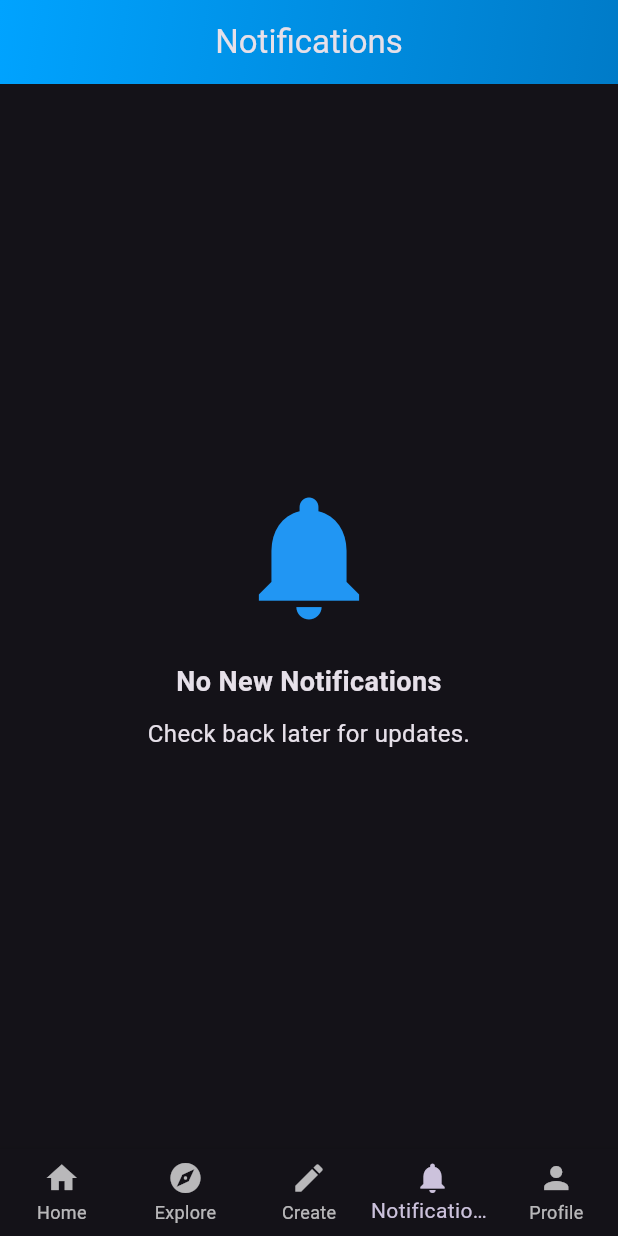
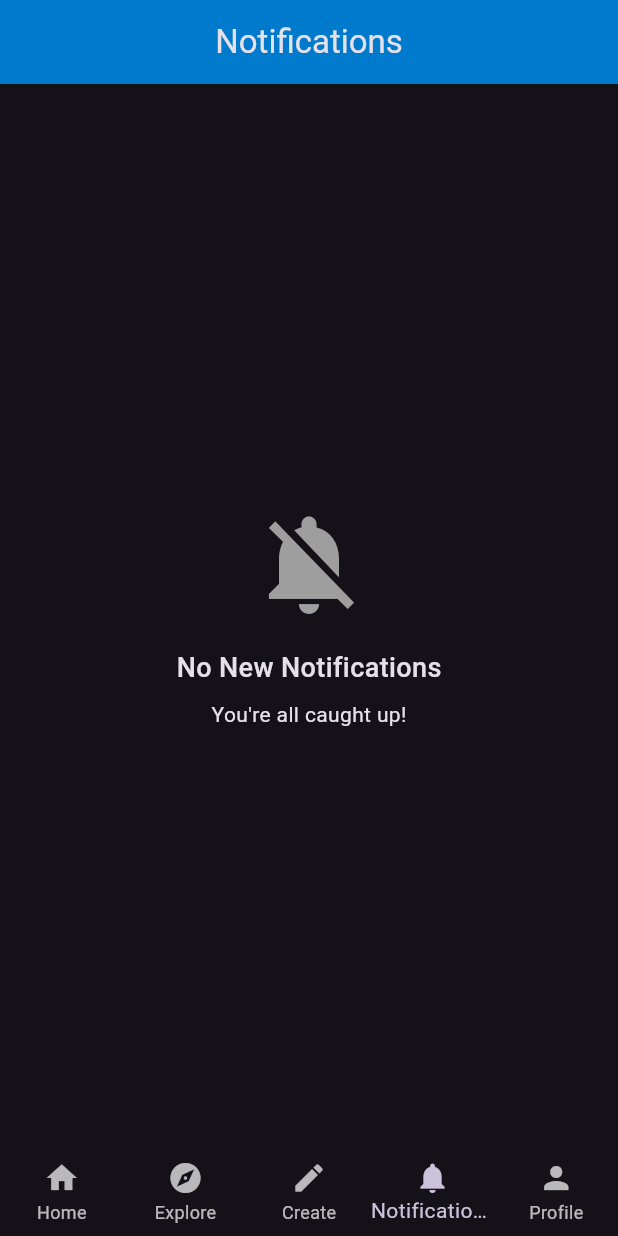
Before and after one commit to NaveenDilhan/rando_new, a Flutter app: the screen it shows once a user with an empty profile is signed in, item 4 of the bottom bar chosen, on a phone screen of 412 x 824 dp. Run offline on Flutter 3.47's test engine with Material 3 defaults, Android fonts, the phone set to English and light mode, and no system bars; our stand-ins replace animate_do, cached_network_image, cloud_firestore, firebase_auth, firebase_core, firebase_messaging and 1 more; accounts and stored records are empty.

Commit message:
notification screen UI

```diff
--- a/lib/screens/notification_screen.dart
+++ b/lib/screens/notification_screen.dart
@@ -8,10 +8,8 @@ class NotificationScreen extends StatefulWidget {
   _NotificationScreenState createState() => _NotificationScreenState();
 }
 
-
 class _NotificationScreenState extends State<NotificationScreen> {
-  String notificationTitle = "No New Notifications";
-  String notificationBody = "Check back later for updates.";
+  final List<Map<String, dynamic>> notifications = [];
 
   @override
   void initState() {
@@ -21,8 +19,11 @@ class _NotificationScreenState extends State<NotificationScreen> {
     FirebaseMessaging.onMessage.listen((RemoteMessage message) {
       if (message.notification != null) {
         setState(() {
-          notificationTitle = message.notification!.title ?? "New Notification";
-          notificationBody = message.notification!.body ?? "You have a new message.";
+          notifications.insert(0, {
+            'title': message.notification!.title ?? "New Notification",
+            'body': message.notification!.body ?? "You have a new message.",
+            'timestamp': DateTime.now().toLocal(),
+          });
         });
       }
     });
@@ -31,48 +32,71 @@ class _NotificationScreenState extends State<NotificationScreen> {
   @override
   Widget build(BuildContext context) {
     return Scaffold(
-      appBar: PreferredSize(
-        preferredSize: const Size.fromHeight(kToolbarHeight),
-        child: AppBar(
-          automaticallyImplyLeading: false,
-          flexibleSpace: Container(
-            decoration: const BoxDecoration(
-              gradient: LinearGradient(
-                colors: [
-                  Color.fromARGB(255, 0, 163, 255),
-                  Color.fromARGB(255, 0, 123, 200),
+      appBar: AppBar(
+        title: const Text('Notifications'),
+        centerTitle: true,
+        backgroundColor: const Color(0xFF007ACC),
+        elevation: 0,
+      ),
+      body: notifications.isEmpty
+          ? const Center(
+              child: Column(
+                mainAxisAlignment: MainAxisAlignment.center,
+                children: [
+                  Icon(Icons.notifications_off, size: 80, color: Colors.grey),
+                  SizedBox(height: 16),
+                  Text(
+                    "No New Notifications",
+                    style: TextStyle(fontSize: 18, fontWeight: FontWeight.w500),
+                  ),
+                  SizedBox(height: 8),
+                  Text("You're all caught up!", style: TextStyle(fontSize: 14)),
                 ],
-                begin: Alignment.topLeft,
-                end: Alignment.bottomRight,
               ),
+            )
+          : ListView.builder(
+              padding: const EdgeInsets.all(12),
+              itemCount: notifications.length,
+              itemBuilder: (context, index) {
+                final notif = notifications[index];
+                return Padding(
+                  padding: const EdgeInsets.only(bottom: 10),
+                  child: Card(
+                    elevation: 3,
+                    shape: RoundedRectangleBorder(
+                      borderRadius: BorderRadius.circular(15),
+                    ),
+                    child: ListTile(
+                      leading: const CircleAvatar(
+                        backgroundColor: Color(0xFF007ACC),
+                        child: Icon(Icons.notifications, color: Colors.white),
+                      ),
+                      title: Text(
+                        notif['title'],
+                        style: const TextStyle(fontWeight: FontWeight.w600),
+                      ),
+                      subtitle: Text(
+                        notif['body'],
+                        maxLines: 2,
+                        overflow: TextOverflow.ellipsis,
+                      ),
+                      trailing: Text(
+                        _formatTime(notif['timestamp']),
+                        style: const TextStyle(fontSize: 12, color: Colors.grey),
+                      ),
+                    ),
+                  ),
+                );
+              },
             ),
-          ),
-          title: const Text('Notifications'),
-          centerTitle: true,
-          backgroundColor: Colors.transparent,
-          elevation: 0,
-        ),
-      ),
-      body: Center(
-        child: Column(
-          mainAxisAlignment: MainAxisAlignment.center,
-          children: [
-            const Icon(Icons.notifications, size: 100, color: Colors.blue),
-            const SizedBox(height: 20),
-            Text(
-              notificationTitle,
-              style: const TextStyle(fontSize: 18, fontWeight: FontWeight.bold),
-              textAlign: TextAlign.center,
-            ),
-            const SizedBox(height: 10),
-            Text(
-              notificationBody,
-              style: const TextStyle(fontSize: 16),
-              textAlign: TextAlign.center,
-            ),
-          ],
-        ),
-      ),
     );
   }
+
+  String _formatTime(DateTime dateTime) {
+    final time = TimeOfDay.fromDateTime(dateTime);
+    final hour = time.hourOfPeriod == 0 ? 12 : time.hourOfPeriod;
+    final minute = time.minute.toString().padLeft(2, '0');
+    final period = time.period == DayPeriod.am ? 'AM' : 'PM';
+    return "$hour:$minute $period";
+  }
 }
```
